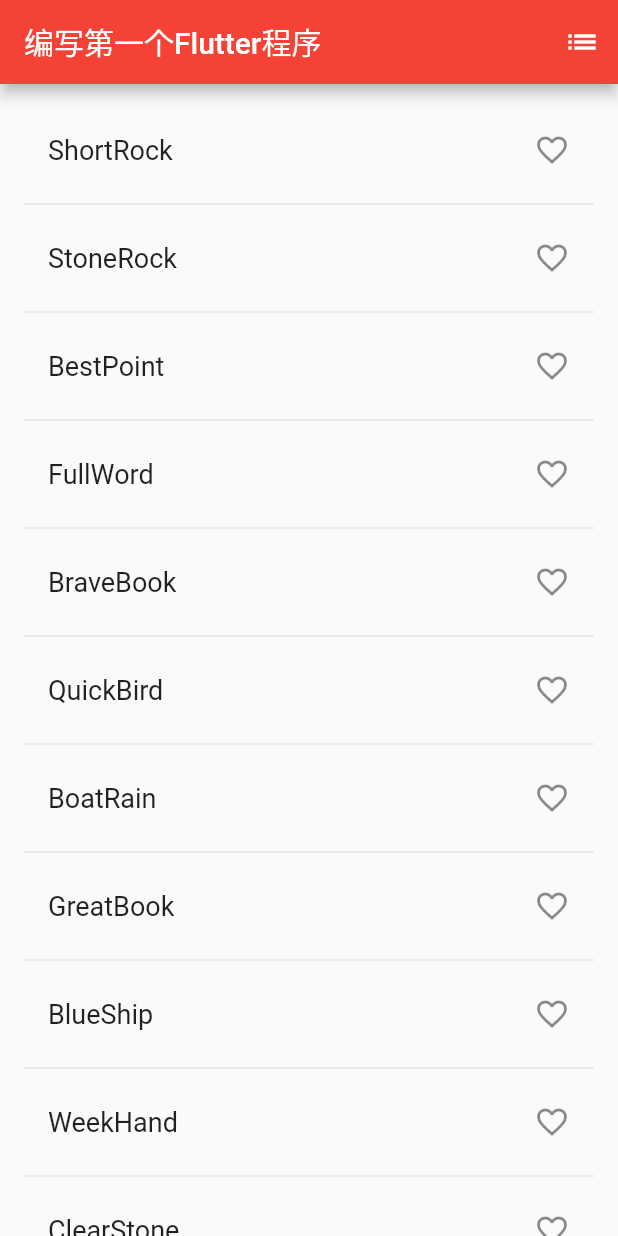
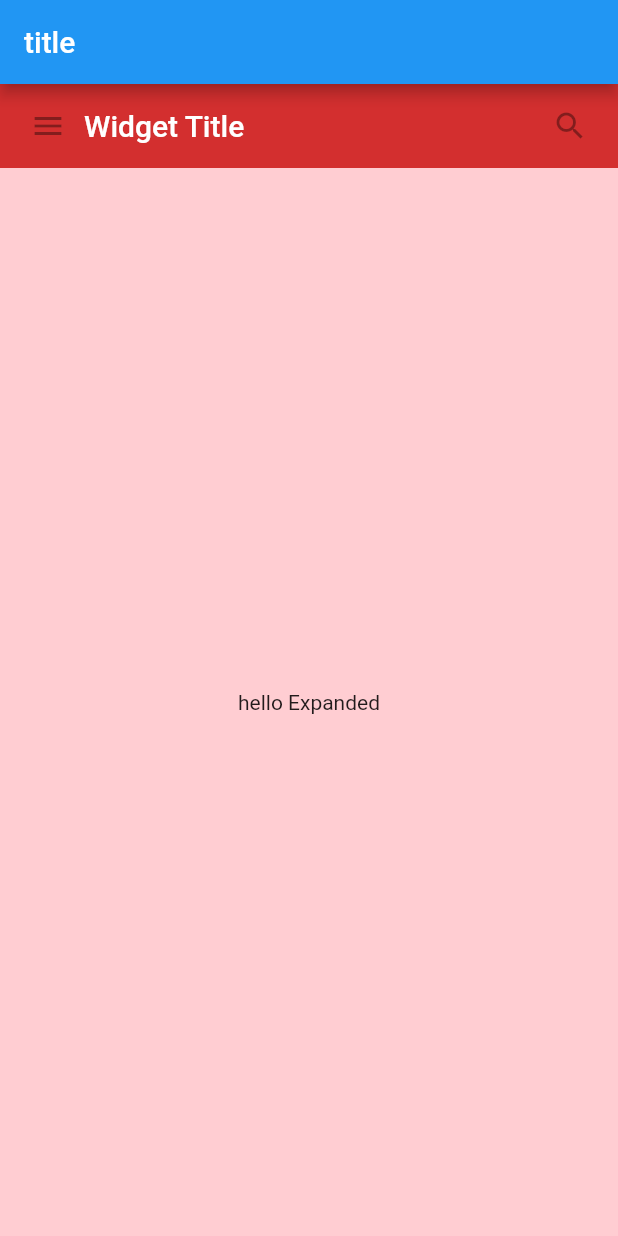
Before and after one commit to mongs/flutter-demo, a Flutter app: the screen it shows after launch, on a phone screen of 412 x 824 dp. Run offline on Flutter 3.47's test engine with Material 2 defaults, Android fonts, the phone set to English and light mode, and no system bars.

Commit message:
widget概览

```diff
--- a/lib/main.dart
+++ b/lib/main.dart
@@ -1,105 +1,77 @@
 import 'package:flutter/material.dart';
-import 'package:english_words/english_words.dart';
 
 void main() => runApp(MyApp());
+
+class MyAppBar extends StatelessWidget {
+  // 继承widget
+  final Widget title;
+
+  MyAppBar({Key key, @required this.title}) : super(key: key);
+
+  @override
+  Widget build(BuildContext context) {
+    return Container(
+      height: 56.0,
+      padding: EdgeInsets.symmetric(horizontal: 8.0),
+      decoration: new BoxDecoration(
+        color: Colors.red[700],
+      ),
+      child: new Row(
+        children: <Widget>[
+          new IconButton(
+            icon: Icon(Icons.menu),
+            onPressed: null,
+            tooltip: 'navigation menu',
+          ),
+          new Expanded(child: title),
+          new IconButton(
+              icon: Icon(Icons.search), tooltip: 'search', onPressed: null),
+        ],
+      ),
+    );
+  }
+}
+
+class MyScaffold extends StatelessWidget {
+  @override
+  Widget build(BuildContext context) {
+    return new Scaffold(
+      appBar: AppBar(
+        title: new Text('title'),
+      ),
+      body: new Material(
+        child: new Column(
+          children: <Widget>[
+            // 传递widget
+            new MyAppBar(
+              title: new Text(
+                'Widget Title',
+                style: Theme.of(context).primaryTextTheme.title,
+              ),
+            ),
+            new Expanded(
+              child: new Container(
+                decoration: new BoxDecoration(
+                  color: Colors.red[100],
+                ),
+                child: new Center(
+                  child: new Text('hello Expanded'),
+                ),
+              ),
+            ),
+          ],
+        ),
+      ),
+    );
+  }
+}
 
 class MyApp extends StatelessWidget {
   @override
   Widget build(BuildContext context) {
-    return MaterialApp(
-      title: '编写第一个Flutter程序',
-      theme: new ThemeData(
-        primaryColor: Colors.red,
-      ),
-      // Scaffold 提供导航栏 标题 body(包含很复杂的widget树)
-      home: new RandomWords(),
+    return new MaterialApp(
+      title: 'widget概览',
+      home: new MyScaffold(),
     );
   }
 }
-
-class RandomWords extends StatefulWidget {
-  @override
-  RandomWordsState createState() => RandomWordsState();
-}
-
-class RandomWordsState extends State<RandomWords> {
-  final _suggestions = <WordPair>[];
-  final _saved = new Set<WordPair>();
-  final TextStyle _biggerFont = const TextStyle(fontSize: 18.0);
-
-  void _pushSaved() {
-    Navigator.of(context).push(new MaterialPageRoute(builder: (context) {
-      final tiles = _saved.map((pair) {
-        return new ListTile(
-          title: new Text(
-            pair.asPascalCase,
-            style: _biggerFont,
-          ),
-        );
-      });
-
-      final divided =
-          ListTile.divideTiles(tiles: tiles, context: context).toList();
-
-      return new Scaffold(
-          appBar: AppBar(
-            title: Text('Saved Suggestions'),
-          ),
-          body: new ListView(
-            children: divided,
-          ));
-    }));
-  }
-
-  Widget _buildSuggestions() {
-    return new ListView.builder(
-      padding: const EdgeInsets.all(16.0),
-      itemBuilder: (BuildContext context, int i) {
-        if (i.isOdd) return new Divider();
-        final index = i ~/ 2;
-
-        if (index >= _suggestions.length) {
-          _suggestions.addAll(generateWordPairs().take(10));
-        }
-        return _buildRow(_suggestions[index]);
-      },
-    );
-  }
-
-  Widget _buildRow(WordPair pair) {
-    final alreadySaved = _saved.contains(pair);
-
-    return new ListTile(
-      title: new Text(
-        pair.asPascalCase,
-        style: _biggerFont,
-      ),
-      trailing: new Icon(
-        alreadySaved ? Icons.favorite : Icons.favorite_border,
-        color: alreadySaved ? Colors.red : null,
-      ),
-      onTap: () {
-        setState(() {
-          if (alreadySaved) {
-            _saved.remove(pair);
-          } else {
-            _saved.add(pair);
-          }
-        });
-      },
-    );
-  }
-
-  @override
-  Widget build(BuildContext context) {
-    return Scaffold(
-      appBar: AppBar(
-        title: Text('编写第一个Flutter程序'),
-        actions: <Widget>[
-          new IconButton(icon: Icon(Icons.list), onPressed: _pushSaved)
-        ],
-      ),
-      body: _buildSuggestions(),
-    );
-  }
-}
```
